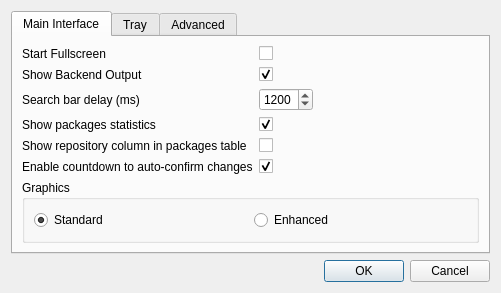
First picture: the form in Qt/AppSet-Qt/options.ui, repository svn2github/appset, before the edit.
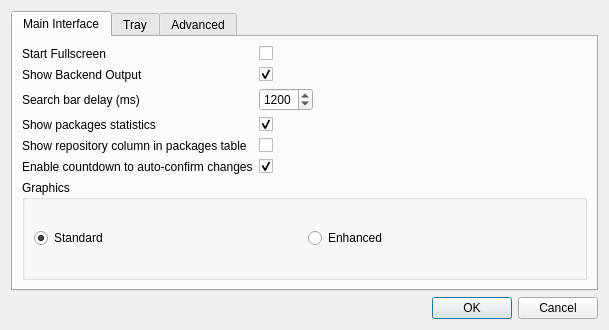
Second picture: the form after the edit. Icons and pictures are not drawn.

Commit message: helper config update

What changed in the file:
```diff
--- a/Qt/AppSet-Qt/options.ui
+++ b/Qt/AppSet-Qt/options.ui
@@ -6,8 +6,8 @@
    <rect>
     <x>0</x>
     <y>0</y>
-    <width>501</width>
-    <height>289</height>
+    <width>609</width>
+    <height>330</height>
    </rect>
   </property>
   <property name="sizePolicy">
```
The commit also changes 2 other files.
